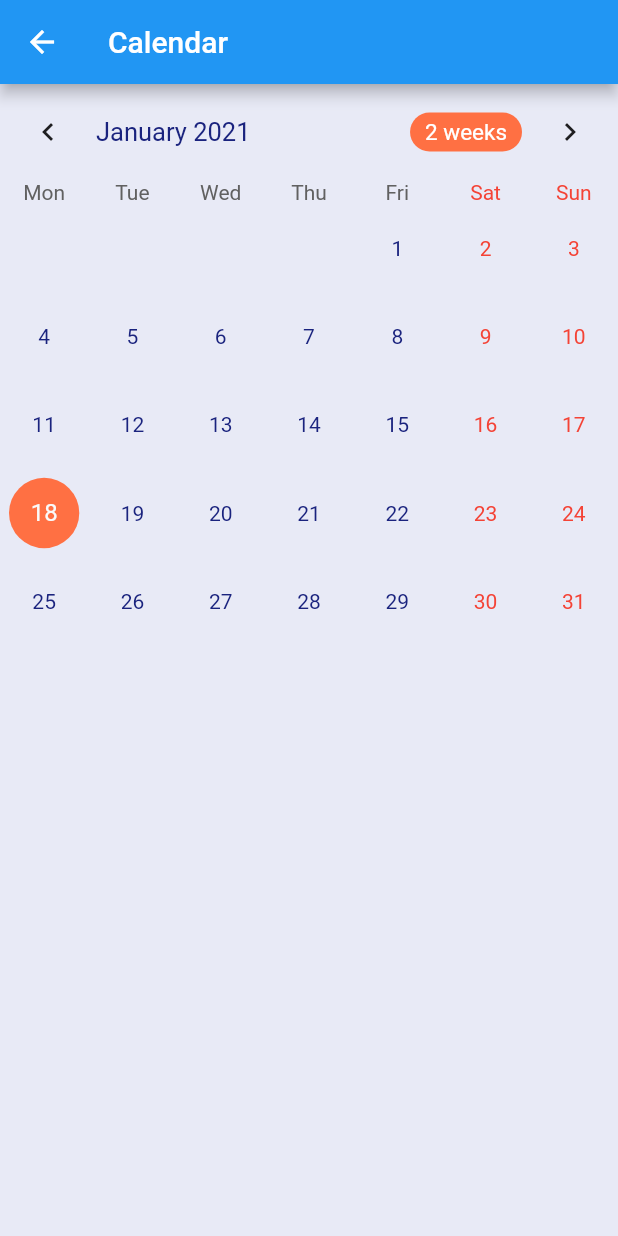
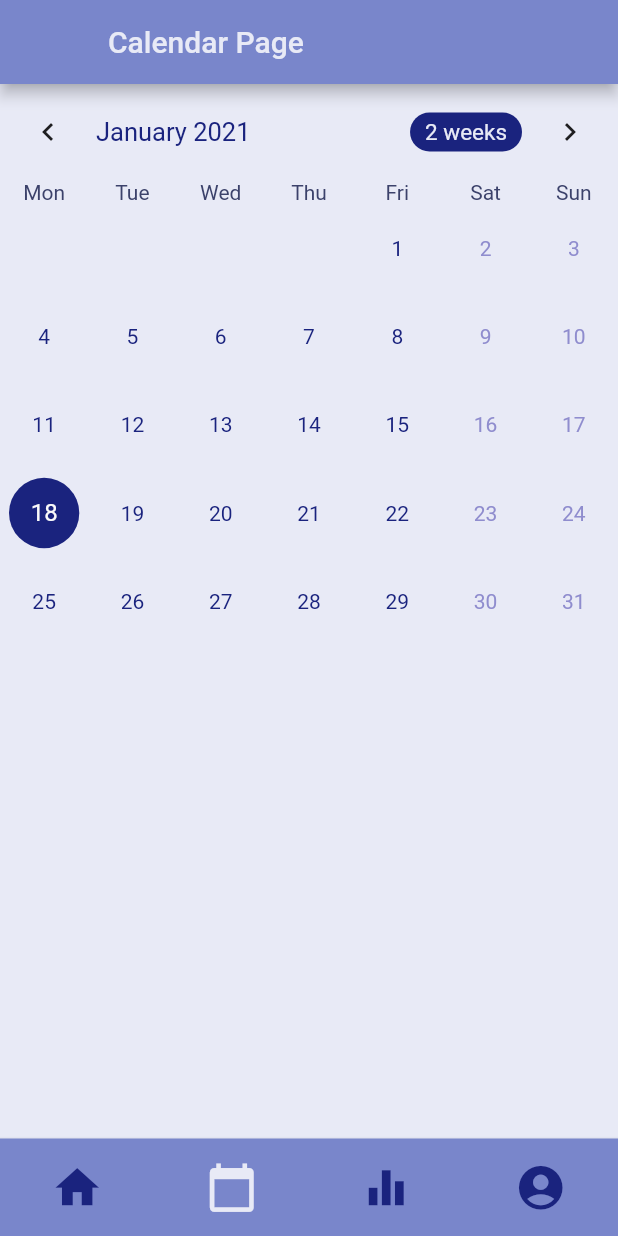
Before and after one commit to gabriella-aguilar/Individual-Project, a Flutter app: the CalendarPage screen opened directly, on a phone screen of 412 x 824 dp. Run offline on Flutter 3.47's test engine with Material 2 defaults, Android fonts, the phone set to English and light mode, and no system bars; drawn by our look-alikes of table_calendar; our stand-ins replace fl_chart, sqflite; accounts and stored records are empty; Roboto replaces fonts that are missing (Rubik); statements that could not run were skipped.

Commit message:
Calendar working except for doesn't show exercise

```diff
--- a/lib/Screens/CalendarScreen.dart
+++ b/lib/Screens/CalendarScreen.dart
@@ -1,7 +1,17 @@
 import 'package:flutter/material.dart';
 import 'package:intl/date_symbol_data_local.dart';
 import 'package:table_calendar/table_calendar.dart';
+import 'package:tracker/Classes/ActivityClass.dart';
+import 'package:tracker/Classes/LoggedSymptom.dart';
+import 'package:tracker/Classes/MealClass.dart';
 import 'package:tracker/Controllers/CalendarController.dart';
+
+import '../DataAccess.dart';
+import '../colors.dart';
+import 'HomePageScreen.dart';
+import 'ProfileScreen.dart';
+import 'StatsScreen.dart';
+
 // Example holidays
 final Map<DateTime, List> _holidays = {
   DateTime(2020, 1, 1): ['New Year\'s Day'],
@@ -11,19 +21,17 @@ final Map<DateTime, List> _holidays = {
   DateTime(2020, 4, 22): ['Easter Monday'],
 };
 
-
 class CalendarPage extends StatefulWidget {
   CalendarPage({Key key}) : super(key: key);
-
-
 
   @override
   _CalendarPageState createState() => _CalendarPageState();
 }
 
-class _CalendarPageState extends State<CalendarPage> with TickerProviderStateMixin {
-  Map<DateTime, List> _events;
-  List _selectedEvents;
+class _CalendarPageState extends State<CalendarPage>
+    with TickerProviderStateMixin {
+  Map<DateTime, List> events;
+  //List _selectedEvents;
   AnimationController _animationController;
   CalendarController _calendarController;
 
@@ -31,9 +39,8 @@ class _CalendarPageState extends State<CalendarPage> with TickerProviderStateMix
   void initState() {
     print("inside initstate calendar");
     super.initState();
-    final _selectedDay = DateTime.now();
 
-    // _events = {
+    // events = {
     //   _selectedDay.subtract(Duration(days: 30)): [
     //     'Event A0',
     //     'Event B0',
@@ -87,12 +94,7 @@ class _CalendarPageState extends State<CalendarPage> with TickerProviderStateMix
     //   ],
     // };
     setUpCalendar();
-    _events = new Map<DateTime,List>();
-    events.forEach((key, value) {
-      DateTime k = new DateTime(key.year,key.month,key.day,0,0,0,0,0);
-      _events[k] = value;
-    });
-    _selectedEvents = _events[_selectedDay] ?? [];
+
     _calendarController = CalendarController();
 
     _animationController = AnimationController(
@@ -101,7 +103,6 @@ class _CalendarPageState extends State<CalendarPage> with TickerProviderStateMix
     );
 
     _animationController.forward();
-
   }
 
   @override
@@ -114,7 +115,7 @@ class _CalendarPageState extends State<CalendarPage> with TickerProviderStateMix
   void _onDaySelected(DateTime day, List events, List holidays) {
     print('CALLBACK: _onDaySelected');
     setState(() {
-      _selectedEvents = events;
+      selectedEvents = events;
     });
   }
 
@@ -132,8 +133,78 @@ class _CalendarPageState extends State<CalendarPage> with TickerProviderStateMix
   Widget build(BuildContext context) {
     return Scaffold(
       appBar: AppBar(
-        title: Text("Calendar"),
+        leading: Builder(
+          builder: (BuildContext context) {
+            // return IconButton(
+            //   icon: const Icon(
+            //     Icons.arrow_back,
+            //     color: backBlue,
+            //   ),
+            //   onPressed: () {
+            //     Provider.of<UserInfo>(context, listen: false)
+            //         .setloggedIn(false);
+            //     Navigator.pop(context);
+            //   },
+            // );
+            return Container();
+          },
+        ),
+        backgroundColor: newBlue,
+        title: Text(
+          'Calendar Page',
+          style: TextStyle(color: backBlue),
+        ),
       ),
+      backgroundColor: backBlue,
+      bottomNavigationBar: BottomAppBar(
+        color: newBlue,
+        elevation: 2,
+        child: ButtonBar(
+          alignment: MainAxisAlignment.spaceAround,
+          buttonPadding: EdgeInsets.only(bottom: 15, top: 15),
+          children: <Widget>[
+            FlatButton(
+              child: Icon(
+                Icons.home,
+                size: 35,
+                color: darkBlueAccent,
+              ),
+              onPressed: () {
+                Navigator.pop(context);
+                Navigator.push(
+                  context,
+                  PageRouteBuilder(pageBuilder: (_, __, ___) => HomePage()),
+                );
+              },
+            ),
+            FlatButton(
+              child: Icon(Icons.calendar_today, size: 35, color: backBlue),
+              onPressed: () {},
+            ),
+            FlatButton(
+              child: Icon(Icons.equalizer, size: 35, color: darkBlueAccent),
+              onPressed: () {
+                Navigator.pop(context);
+                Navigator.push(
+                  context,
+                  PageRouteBuilder(pageBuilder: (_, __, ___) => StatsPage()),
+                );
+              },
+            ),
+            FlatButton(
+              child: Icon(Icons.account_circle, size: 35, color: darkBlueAccent),
+              onPressed: () {
+                Navigator.pop(context);
+                Navigator.push(
+                  context,
+                  PageRouteBuilder(pageBuilder: (_, __, ___) => ProfilePage()),
+                );
+              },
+            ),
+          ],
+        ),
+      ),
+
       body: Column(
         mainAxisSize: MainAxisSize.max,
         children: <Widget>[
@@ -145,6 +216,7 @@ class _CalendarPageState extends State<CalendarPage> with TickerProviderStateMix
           //_buildButtons(),
           const SizedBox(height: 8.0),
           Expanded(child: _buildEventList()),
+          // Expanded(child: Column(children: eventsList(),))
         ],
       ),
     );
@@ -154,20 +226,25 @@ class _CalendarPageState extends State<CalendarPage> with TickerProviderStateMix
   Widget _buildTableCalendar() {
     return TableCalendar(
       calendarController: _calendarController,
-      events: _events,
+      events: events,
       holidays: _holidays,
       startingDayOfWeek: StartingDayOfWeek.monday,
       calendarStyle: CalendarStyle(
-        selectedColor: Colors.deepOrange[400],
-        todayColor: Colors.deepOrange[200],
-        markersColor: Colors.brown[700],
+        selectedColor: darkBlueAccent,
+        weekendStyle: TextStyle().copyWith(color: newBlue2),
+        todayColor: darkBlueAccent2,
+        markersColor: newBlue2,
         outsideDaysVisible: false,
+      ),
+      daysOfWeekStyle: DaysOfWeekStyle(
+        weekendStyle: TextStyle().copyWith(color: darkBlueAccent2),
+        weekdayStyle: TextStyle().copyWith(color: darkBlueAccent2),
       ),
       headerStyle: HeaderStyle(
         formatButtonTextStyle:
-        TextStyle().copyWith(color: Colors.white, fontSize: 15.0),
+            TextStyle().copyWith(color: backBlue, fontSize: 15.0),
         formatButtonDecoration: BoxDecoration(
-          color: Colors.deepOrange[400],
+          color: darkBlueAccent,
           borderRadius: BorderRadius.circular(16.0),
         ),
       ),
@@ -178,96 +255,6 @@ class _CalendarPageState extends State<CalendarPage> with TickerProviderStateMix
   }
 
   // More advanced TableCalendar configuration (using Builders & Styles)
-  Widget _buildTableCalendarWithBuilders() {
-    return TableCalendar(
-      locale: 'pl_PL',
-      calendarController: _calendarController,
-      events: _events,
-      holidays: _holidays,
-      initialCalendarFormat: CalendarFormat.month,
-      formatAnimation: FormatAnimation.slide,
-      startingDayOfWeek: StartingDayOfWeek.sunday,
-      availableGestures: AvailableGestures.all,
-      availableCalendarFormats: const {
-        CalendarFormat.month: '',
-        CalendarFormat.week: '',
-      },
-      calendarStyle: CalendarStyle(
-        outsideDaysVisible: false,
-        weekendStyle: TextStyle().copyWith(color: Colors.blue[800]),
-        holidayStyle: TextStyle().copyWith(color: Colors.blue[800]),
-      ),
-      daysOfWeekStyle: DaysOfWeekStyle(
-        weekendStyle: TextStyle().copyWith(color: Colors.blue[600]),
-      ),
-      headerStyle: HeaderStyle(
-        centerHeaderTitle: true,
-        formatButtonVisible: false,
-      ),
-      builders: CalendarBuilders(
-        selectedDayBuilder: (context, date, _) {
-          return FadeTransition(
-            opacity: Tween(begin: 0.0, end: 1.0).animate(_animationController),
-            child: Container(
-              margin: const EdgeInsets.all(4.0),
-              padding: const EdgeInsets.only(top: 5.0, left: 6.0),
-              color: Colors.deepOrange[300],
-              width: 100,
-              height: 100,
-              child: Text(
-                '${date.day}',
-                style: TextStyle().copyWith(fontSize: 16.0),
-              ),
-            ),
-          );
-        },
-        todayDayBuilder: (context, date, _) {
-          return Container(
-            margin: const EdgeInsets.all(4.0),
-            padding: const EdgeInsets.only(top: 5.0, left: 6.0),
-            color: Colors.amber[400],
-            width: 100,
-            height: 100,
-            child: Text(
-              '${date.day}',
-              style: TextStyle().copyWith(fontSize: 16.0),
-            ),
-          );
-        },
-        markersBuilder: (context, date, events, holidays) {
-          final children = <Widget>[];
-
-          if (events.isNotEmpty) {
-            children.add(
-              Positioned(
-                right: 1,
-                bottom: 1,
-                child: _buildEventsMarker(date, events),
-              ),
-            );
-          }
-
-          if (holidays.isNotEmpty) {
-            children.add(
-              Positioned(
-                right: -2,
-                top: -2,
-                child: _buildHolidaysMarker(),
-              ),
-            );
-          }
-
-          return children;
-        },
-      ),
-      onDaySelected: (date, events, holidays) {
-        _onDaySelected(date, events, holidays);
-        _animationController.forward(from: 0.0);
-      },
-      onVisibleDaysChanged: _onVisibleDaysChanged,
-      onCalendarCreated: _onCalendarCreated,
-    );
-  }
 
   Widget _buildEventsMarker(DateTime date, List events) {
     return AnimatedContainer(
@@ -277,8 +264,8 @@ class _CalendarPageState extends State<CalendarPage> with TickerProviderStateMix
         color: _calendarController.isSelected(date)
             ? Colors.brown[500]
             : _calendarController.isToday(date)
-            ? Colors.brown[300]
-            : Colors.blue[400],
+                ? Colors.brown[300]
+                : newBlue,
       ),
       width: 16.0,
       height: 16.0,
@@ -303,7 +290,7 @@ class _CalendarPageState extends State<CalendarPage> with TickerProviderStateMix
   }
 
   Widget _buildButtons() {
-    final dateTime = _events.keys.elementAt(_events.length - 2);
+    final dateTime = events.keys.elementAt(events.length - 2);
 
     return Column(
       children: <Widget>[
@@ -355,20 +342,192 @@ class _CalendarPageState extends State<CalendarPage> with TickerProviderStateMix
 
   Widget _buildEventList() {
     return ListView(
-      children: _selectedEvents
-          .map((event) => Container(
+      children: eventsList(),
+      // children: _selectedEvents
+      //     .map((event) => Container(
+      //   decoration: BoxDecoration(
+      //     border: Border.all(width: 0.8),
+      //     borderRadius: BorderRadius.circular(12.0),
+      //   ),
+      //   margin:
+      //   const EdgeInsets.symmetric(horizontal: 8.0, vertical: 4.0),
+      //   child: ListTile(
+      //     title: Text(event.toString()),
+      //     onTap: () => print('$event tapped!'),
+      //   ),
+      // ))
+      //     .toList(),
+    );
+  }
+
+  List<Widget> eList() {
+    List<Widget> view = new List<Widget>();
+    if (events == null || events.isEmpty) {
+      print("events empty or null");
+      return view;
+    }
+    events.forEach((key, value) {
+      view.add(new Container(
         decoration: BoxDecoration(
-          border: Border.all(width: 0.8),
+          border: Border.all(width: 1, color: darkBlueAccent),
           borderRadius: BorderRadius.circular(12.0),
         ),
-        margin:
-        const EdgeInsets.symmetric(horizontal: 8.0, vertical: 4.0),
-        child: ListTile(
-          title: Text(event.toString()),
-          onTap: () => print('$event tapped!'),
-        ),
-      ))
-          .toList(),
-    );
+        margin: const EdgeInsets.symmetric(horizontal: 8.0, vertical: 4.0),
+        child: ListTile(title: Text("booox")),
+      ));
+    });
+    return view;
+  }
+
+  List<Widget> eventsList() {
+    List<Widget> view = new List<Widget>();
+    if (events == null || events.isEmpty) {
+      return [new Container()];
+    }
+    for (Object event in selectedEvents) {
+      if (event is LoggedSymptom) {
+        LoggedSymptom ls = event;
+
+        Container c = Container(
+          decoration: BoxDecoration(
+            border: Border.all(width: 1, color: darkBlueAccent),
+            borderRadius: BorderRadius.circular(12.0),
+          ),
+          margin: const EdgeInsets.symmetric(horizontal: 8.0, vertical: 4.0),
+          child: ListTile(
+            title: Text(
+              ls.getSymptom(),
+              style: basicText,
+            ),
+            subtitle: Text(ls.getComment()),
+            trailing: Text(ls.getDate()),
+          ),
+        );
+        view.add(c);
+      } else if (event is Meal) {
+        Meal ls = event;
+        Container c = Container(
+          decoration: BoxDecoration(
+            border: Border.all(width: 1, color: darkBlueAccent),
+            borderRadius: BorderRadius.circular(12.0),
+          ),
+          margin: const EdgeInsets.symmetric(horizontal: 8.0, vertical: 4.0),
+          child: ListTile(
+            title: Text(
+              ls.getName(),
+              style: basicText,
+            ),
+            //subtitle: Text(ls.g),
+            trailing: Text(ls.getDate()),
+          ),
+        );
+        view.add(c);
+      } else if (event is Activity) {
+        Activity ls = event;
+        Container c = Container(
+          decoration: BoxDecoration(
+            border: Border.all(width: 1, color: darkBlueAccent),
+            borderRadius: BorderRadius.circular(12.0),
+          ),
+          margin: const EdgeInsets.symmetric(horizontal: 8.0, vertical: 4.0),
+          child: ListTile(
+            title: Text(
+              ls.getTitle(),
+              style: basicText,
+            ),
+            subtitle: Text(ls.getComments()),
+            trailing: Text(ls.getDate()),
+          ),
+        );
+        view.add(c);
+      }
+    }
+    print("events size: " + events.length.toString());
+    // print("events size" + events.length.toString());
+    print("view size: " + view.length.toString());
+    return view;
+  }
+
+  void setUpCalendar() async {
+    print("INSIDE SET UP");
+
+    events = new Map<DateTime, List>();
+    final _selectedDay = DateTime.now();
+
+    days = await DataAccess.instance.getLoggedForCalendar();
+    meals = await DataAccess.instance.getMealsForCalendar();
+    activities = await DataAccess.instance.getActivitiesForCalendar();
+    setState(() {
+      if (days.isEmpty || days == null) {
+        print("logged in Empty or null");
+      } else {
+        days.forEach((key, value) {
+          events[key] = value;
+          print("first in logged" + value.first.getSymptom());
+        });
+      }
+
+      if (meals == null) {
+        print("meals null");
+      } else if (meals.isEmpty) {
+        print("meals empty");
+      } else {
+        meals.forEach((key, value) {
+          bool found = false;
+          events.forEach((k, v) {
+            if (key.day == k.day &&
+                key.month == k.month &&
+                key.year == k.year) {
+              found = true;
+              List cur = events[k];
+              cur.addAll(value);
+              events[k] = cur;
+            }
+          });
+
+          if (!found) {
+            events[key] = value;
+          }
+          //meals[key].forEach((row) => print("Meal: " + row.getName()));
+        });
+      }
+
+      if (activities == null) {
+        print("exercise null");
+      } else if (activities.isEmpty) {
+        print("exercise empty");
+      } else {
+        activities.forEach((key, value) {
+          bool found = false;
+          events.forEach((k, v) {
+            if (key.day == k.day &&
+                key.month == k.month &&
+                key.year == k.year) {
+              found = true;
+              List cur = events[k];
+              cur.addAll(value);
+              events[k] = cur;
+            }
+          });
+
+          if (!found) {
+            events[key] = value;
+          }
+          //activities[key].forEach((row) => print("Activity: " + row.getTitle()));
+        });
+      }
+
+      if (events.isNotEmpty && events != null) {
+        events.forEach((key, value) {
+          print("key: " + key.toString() + "  value: " + value.toString());
+        });
+      } else if (events == null) {
+        print("events is null");
+      } else {
+        print("EVENTS IS EMPTY");
+      }
+
+      selectedEvents = events[_selectedDay] ?? [];
+    });
   }
 }
```
Also changed, not shown: lib/Controllers/CalendarController.dart (+4 -85 lines).
